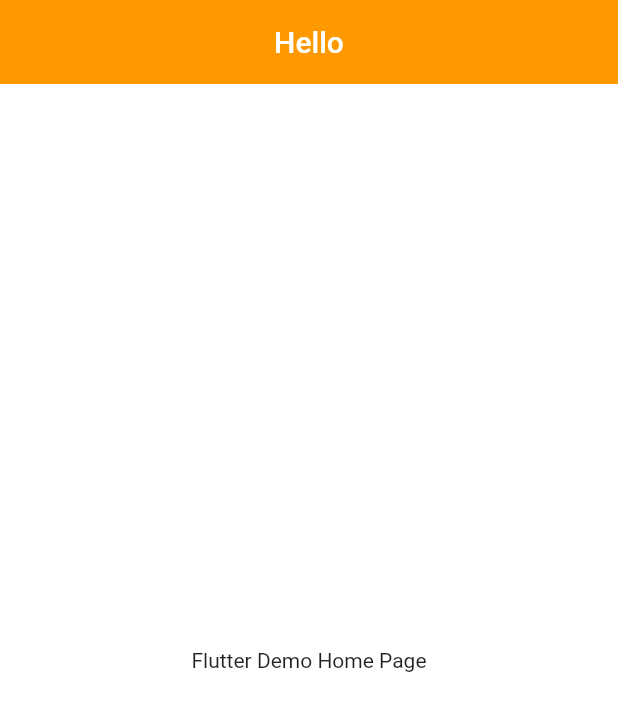
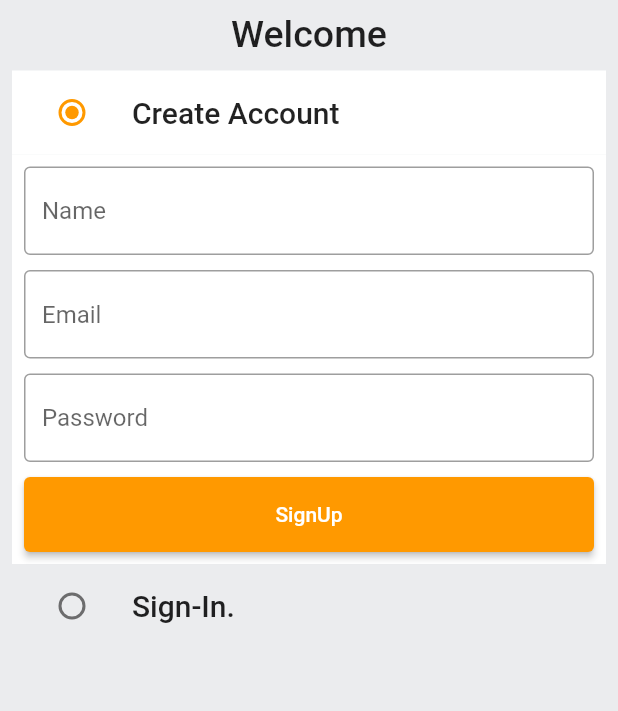
Before and after one commit to Uttkarsh-raj/Amazon_Clone, a Flutter app: the screen it shows after launch, on a phone screen of 412 x 824 dp. Shown: the top 711 px of the screen. Run offline on Flutter 3.47's test engine with Material 2 defaults, Android fonts, the phone set to English and light mode, and no system bars.

Commit message:
Auth Page/Welcome Page

```diff
--- /dev/null
+++ b/lib/common/widgets/custom_button.dart
@@ -0,0 +1,22 @@
+import 'package:flutter/material.dart';
+
+class CustomButton extends StatelessWidget {
+  const CustomButton({super.key, required this.title, required this.onTap});
+
+  final String title;
+  final VoidCallback onTap;
+
+  @override
+  Widget build(BuildContext context) {
+    return ElevatedButton(
+      onPressed: onTap,
+      style: ElevatedButton.styleFrom(
+        minimumSize: const Size(
+          double.infinity,
+          50,
+        ),
+      ),
+      child: Text(title),
+    );
+  }
+}
--- /dev/null
+++ b/lib/common/widgets/custom_textfield.dart
@@ -0,0 +1,30 @@
+import 'package:flutter/material.dart';
+
+class CustomTextField extends StatelessWidget {
+  const CustomTextField(
+      {super.key, required this.controller, required this.hint_Text});
+
+  final TextEditingController controller;
+  final String hint_Text;
+
+  @override
+  Widget build(BuildContext context) {
+    return TextFormField(
+      controller: controller,
+      validator: (val) {},
+      decoration: InputDecoration(
+        hintText: hint_Text,
+        border: const OutlineInputBorder(
+          borderSide: BorderSide(
+            color: Colors.black38,
+          ),
+        ),
+        enabledBorder: const OutlineInputBorder(
+          borderSide: BorderSide(
+            color: Colors.black38,
+          ),
+        ),
+      ),
+    );
+  }
+}
--- a/lib/constants/features/auth/screens/auth_screens.dart
+++ b/lib/constants/features/auth/screens/auth_screens.dart
@@ -0,0 +1,164 @@
+import 'package:amazon_clone/common/widgets/custom_button.dart';
+import 'package:amazon_clone/common/widgets/custom_textfield.dart';
+import 'package:amazon_clone/constants/global_variables.dart';
+import 'package:flutter/material.dart';
+
+class AuthScreen extends StatefulWidget {
+  static const String routeName = '/auth_screen';
+  const AuthScreen({super.key});
+
+  @override
+  State<AuthScreen> createState() => _AuthScreenState();
+}
+
+enum Auth {
+  signIn,
+  signUp,
+}
+
+class _AuthScreenState extends State<AuthScreen> {
+  Auth _auth = Auth.signUp;
+  final _signUp = GlobalKey<FormState>();
+  final _signIn = GlobalKey<FormState>();
+
+  final TextEditingController _nameController = TextEditingController();
+  final TextEditingController _emailController = TextEditingController();
+  final TextEditingController _passController = TextEditingController();
+
+  @override
+  void dispose() {
+    _nameController.dispose();
+    _emailController.dispose();
+    _passController.dispose();
+    super.dispose();
+  }
+
+  @override
+  Widget build(BuildContext context) {
+    return Scaffold(
+      backgroundColor: GlobalVariables.greyBackgroundCOlor,
+      body: SafeArea(
+        child: Padding(
+          padding: const EdgeInsets.all(8.0),
+          child: Column(
+            children: [
+              const Text(
+                'Welcome',
+                style: TextStyle(
+                  fontSize: 25,
+                  fontWeight: FontWeight.w500,
+                ),
+              ),
+              const SizedBox(height: 10),
+              ListTile(
+                tileColor: (_auth == Auth.signUp)
+                    ? GlobalVariables.backgroundColor
+                    : GlobalVariables.greyBackgroundCOlor,
+                title: const Text(
+                  'Create Account',
+                  style: TextStyle(
+                    fontSize: 20,
+                    fontWeight: FontWeight.w500,
+                  ),
+                ),
+                leading: Radio(
+                  activeColor: GlobalVariables.secondaryColor,
+                  value: Auth.signUp,
+                  groupValue: _auth,
+                  onChanged: (Auth? val) {
+                    setState(() {
+                      _auth = val!;
+                    });
+                  },
+                ),
+              ),
+              if (_auth == Auth.signUp)
+                Container(
+                  color: GlobalVariables.backgroundColor,
+                  child: Padding(
+                    padding: const EdgeInsets.all(8.0),
+                    child: Form(
+                      key: _signUp,
+                      child: Column(
+                        children: [
+                          CustomTextField(
+                            controller: _nameController,
+                            hint_Text: 'Name',
+                          ),
+                          const SizedBox(height: 10),
+                          CustomTextField(
+                            controller: _nameController,
+                            hint_Text: 'Email',
+                          ),
+                          const SizedBox(height: 10),
+                          CustomTextField(
+                            controller: _nameController,
+                            hint_Text: 'Password',
+                          ),
+                          const SizedBox(height: 10),
+                          CustomButton(
+                            title: 'SignUp',
+                            onTap: () {},
+                          ),
+                        ],
+                      ),
+                    ),
+                  ),
+                ),
+              ListTile(
+                tileColor: (_auth == Auth.signIn)
+                    ? GlobalVariables.backgroundColor
+                    : GlobalVariables.greyBackgroundCOlor,
+                title: const Text(
+                  'Sign-In.',
+                  style: TextStyle(
+                    fontSize: 20,
+                    fontWeight: FontWeight.w500,
+                  ),
+                ),
+                leading: Radio(
+                  activeColor: GlobalVariables.secondaryColor,
+                  value: Auth.signIn,
+                  groupValue: _auth,
+                  onChanged: (Auth? val) {
+                    setState(() {
+                      _auth = val!;
+                    });
+                  },
+                ),
+              ),
+              if (_auth == Auth.signIn)
+                Container(
+                  color: GlobalVariables.backgroundColor,
+                  child: Padding(
+                    padding: const EdgeInsets.all(8.0),
+                    child: Form(
+                      key: _signIn,
+                      child: Column(
+                        children: [
+                          CustomTextField(
+                            controller: _nameController,
+                            hint_Text: 'Email',
+                          ),
+                          const SizedBox(height: 10),
+                          CustomTextField(
+                            controller: _nameController,
+                            hint_Text: 'Password',
+                          ),
+                          const SizedBox(height: 10),
+                          CustomButton(
+                            title: 'SignIn',
+                            onTap: () {},
+                          ),
+                        ],
+                      ),
+                    ),
+                  ),
+                ),
+            ],
+          ),
+        ),
+      ),
+    );
+  }
+}
--- a/lib/main.dart
+++ b/lib/main.dart
@@ -1,4 +1,6 @@
+import 'package:amazon_clone/constants/features/auth/screens/auth_screens.dart';
 import 'package:amazon_clone/constants/global_variables.dart';
+import 'package:amazon_clone/router.dart';
 import 'package:flutter/material.dart';
 
 void main() {
@@ -14,6 +16,7 @@ class MyApp extends StatelessWidget {
     return MaterialApp(
       debugShowCheckedModeBanner: false,
       title: 'Amazon',
+      onGenerateRoute: (settings) => generateRoute(settings),
       theme: ThemeData(
         colorScheme: const ColorScheme.light(
           primary: GlobalVariables.secondaryColor,
@@ -26,17 +29,7 @@ class MyApp extends StatelessWidget {
           ),
         ),
       ),
-      home: Scaffold(
-        appBar: AppBar(
-          centerTitle: true,
-          title: const Text('Hello'),
-        ),
-        body: const Center(
-          child: Text(
-            'Flutter Demo Home Page',
-          ),
-        ),
-      ),
+      home: const AuthScreen(),
     );
   }
 }
--- /dev/null
+++ b/lib/router.dart
@@ -0,0 +1,21 @@
+import 'package:amazon_clone/constants/features/auth/screens/auth_screens.dart';
+import 'package:flutter/material.dart';
+
+Route<dynamic> generateRoute(RouteSettings routeSettings) {
+  switch (routeSettings.name) {
+    case AuthScreen.routeName:
+      return MaterialPageRoute(
+        settings: routeSettings,
+        builder: (_) => AuthScreen(),
+      );
+    default:
+      return MaterialPageRoute(
+        settings: routeSettings,
+        builder: (_) => const Scaffold(
+          body: Center(
+            child: Text('Page not found'),
+          ),
+        ),
+      );
+  }
+}
```
